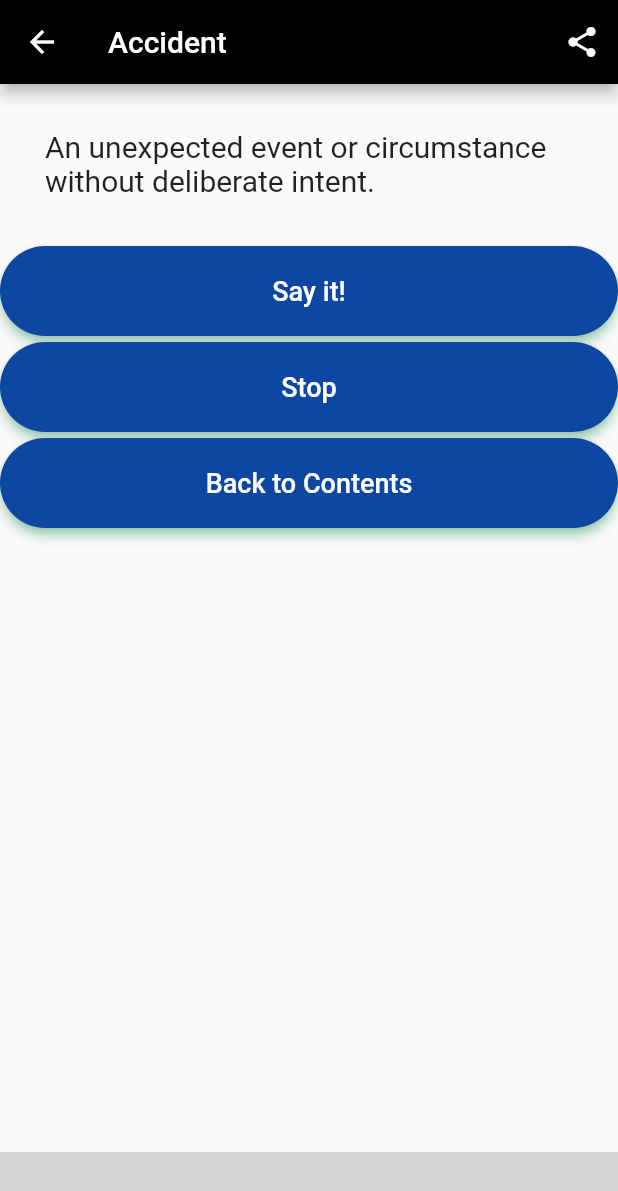
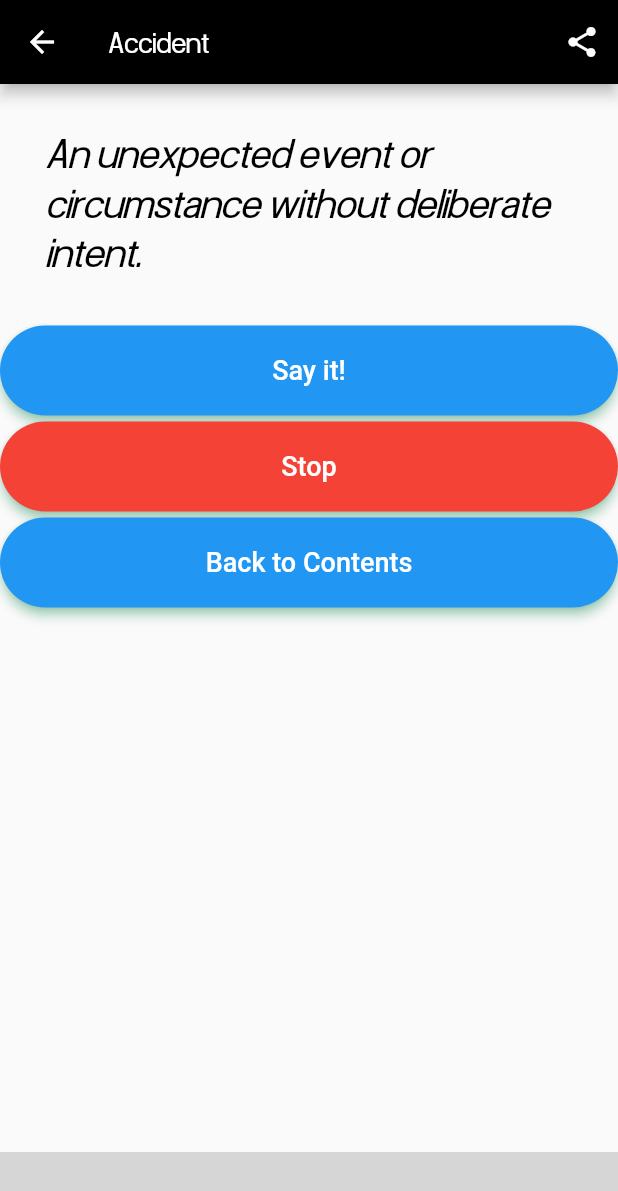
Before and after one commit to pedrosc1967/insurance_dictionary, a Flutter app: the screen it shows after launch, after a tap on "Accident", on a phone screen of 412 x 824 dp. Shown: the top 1191 px of the screen. Run offline on Flutter 3.47's test engine with Material 2 defaults, Android fonts, the phone set to English and light mode, and no system bars; our stand-ins replace easy_localization, firebase_analytics, firebase_core, flutter_tts, package_info, sentry and 3 more; missing offline and left inert: facebook_audience_network, onesignal_flutter, rate_my_app; accounts and stored records are empty; Roboto replaces fonts that are missing (Raleway); grey boxes are pictures that could not be loaded.

Commit message:
7-oct-2021: UI improvements with softer colors and Doboto fonts

```diff
--- a/lib/constants.dart
+++ b/lib/constants.dart
@@ -16,4 +16,5 @@ class Constants {
       'https://play.google.com/store/apps/details?id=com.aplanetbit.dictionary.insurance';
   static const String URLRateUSIOS =
       'https://apps.apple.com/us/app/dictionary-of-insurance/id1545741185?action=write-review';
+  static const double heigthPercentFontSize = 2.4;
 }
--- a/lib/destination.dart
+++ b/lib/destination.dart
@@ -4,6 +4,8 @@ import 'package:insurance_dictionary/tts_helper.dart';
 import 'facebook_code.dart';
 import 'package:share/share.dart';
 import 'package:easy_localization/easy_localization.dart';
+import 'package:insurance_dictionary/utils/responsive.dart';
+import 'package:insurance_dictionary/constants.dart';
 
 // ignore: must_be_immutable...
 class Destination extends StatefulWidget {
@@ -31,6 +33,7 @@ class DestinationState extends State<Destination> {
 
   @override
   Widget build(BuildContext context) {
+    final Responsive responsive = Responsive(context);
     return Scaffold(
       appBar: AppBar(
         title: Text(
@@ -60,7 +63,13 @@ class DestinationState extends State<Destination> {
               child: Text(
                 widget.definition,
                 textAlign: TextAlign.left,
-                style: TextStyle(fontSize: 20),
+                style: TextStyle(
+                  color: Colors.black,
+                  fontFamily: 'Doboto',
+                  fontStyle: FontStyle.italic,
+                  fontSize:
+                      responsive.hp(Constants.heigthPercentFontSize * 1.4),
+                ),
               ),
             ),
             Container(
@@ -70,16 +79,18 @@ class DestinationState extends State<Destination> {
               height: 60,
               child: ElevatedButton(
                 style: ElevatedButton.styleFrom(
-                  primary: Colors.blue[900],
+                  primary: Colors.blue[500],
                   onPrimary: Colors.white,
                   shadowColor: Colors.greenAccent,
                   elevation: 3,
                   shape: RoundedRectangleBorder(
                       borderRadius: BorderRadius.circular(32.0)),
-                  minimumSize: Size(double.infinity, 40), // full width
+                  minimumSize:
+                      Size(responsive.wp(100), 40), // full width ==> 100%
                 ),
                 onPressed: () {
-                  speak(widget.entry + '\n ' + widget.definition);
+                  speak(widget.entry);
+                  // speak(widget.definition);
                 },
                 child: Text(
                   'say_button'.tr(),
@@ -98,13 +109,14 @@ class DestinationState extends State<Destination> {
               height: 60,
               child: ElevatedButton(
                 style: ElevatedButton.styleFrom(
-                  primary: Colors.blue[900],
+                  primary: Colors.red[500],
                   onPrimary: Colors.white,
                   shadowColor: Colors.greenAccent,
                   elevation: 3,
                   shape: RoundedRectangleBorder(
                       borderRadius: BorderRadius.circular(32.0)),
-                  minimumSize: Size(double.infinity, 40), // full width
+                  minimumSize: Size(
+                      responsive.wp(100), 40), // full width ==> 100% of width
                 ),
                 onPressed: () {
                   stop();
@@ -126,7 +138,7 @@ class DestinationState extends State<Destination> {
               height: 60,
               child: ElevatedButton(
                 style: ElevatedButton.styleFrom(
-                  primary: Colors.blue[900],
+                  primary: Colors.blue[500],
                   onPrimary: Colors.white,
                   shadowColor: Colors.greenAccent,
                   elevation: 3,
--- a/lib/facebook_code.dart
+++ b/lib/facebook_code.dart
@@ -33,6 +33,7 @@ void showInterstitialAd() {
   }
 }
 
+// Banner for FR, Admob mediation...
 Widget bannerAd = SizedBox(width: 0, height: 0);
 
 void loadBannerAd() {
--- a/lib/listentries.dart
+++ b/lib/listentries.dart
@@ -1,7 +1,9 @@
 import 'dart:convert';
 import 'package:flutter/material.dart';
 import 'package:flutter/foundation.dart';
+import 'package:insurance_dictionary/constants.dart';
 import 'package:insurance_dictionary/globals.dart';
+import 'package:insurance_dictionary/utils/responsive.dart';
 import 'destination.dart';
 import 'package:insurance_dictionary/facebook_code.dart';
 import 'dart:io';
@@ -24,6 +26,7 @@ class ListEntriesState extends State<ListEntries> {
 
   @override
   Widget build(BuildContext context) {
+    final Responsive responsive = Responsive(context);
     return Scaffold(
       body: Container(
         child: Center(
@@ -39,17 +42,17 @@ class ListEntriesState extends State<ListEntries> {
                   return Container(
                     margin: EdgeInsets.symmetric(vertical: 2.0),
                     color: Colors.transparent,
-                    width: MediaQuery.of(context).size.width,
-                    height: 60,
+                    width: responsive.wp(100),
+                    height: responsive.hp(9),
                     child: ElevatedButton(
                       style: ElevatedButton.styleFrom(
-                        primary: Colors.blue[900],
+                        primary: Colors.blue[500],
                         onPrimary: Colors.white,
                         shadowColor: Colors.greenAccent,
                         elevation: 3,
                         shape: RoundedRectangleBorder(
                             borderRadius: BorderRadius.circular(32.0)),
-                        minimumSize: Size(double.infinity, 40), // full width
+                        minimumSize: Size(responsive.wp(100), 40), // full width
                       ),
                       onPressed: () {
                         if (numUses % cycle == 1) {
@@ -75,8 +78,10 @@ class ListEntriesState extends State<ListEntries> {
                         entrada['Entry'],
                         style: TextStyle(
                           color: Colors.white,
-                          fontFamily: 'Raleway',
-                          fontSize: 18.0,
+                          fontFamily: 'Doboto',
+                          fontStyle: FontStyle.italic,
+                          fontSize:
+                              responsive.hp(Constants.heigthPercentFontSize),
                         ),
                       ),
                     ),
--- a/lib/main.dart
+++ b/lib/main.dart
@@ -61,6 +61,7 @@ class MyApp extends StatelessWidget {
   @override
   Widget build(BuildContext context) {
     return MaterialApp(
+      theme: ThemeData(fontFamily: 'Doboto'),
       debugShowCheckedModeBanner: false,
       localizationsDelegates: context.localizationDelegates,
       supportedLocales: context.supportedLocales,
@@ -279,7 +280,6 @@ class HomePageState extends State<HomePage> with WidgetsBindingObserver {
                   subject: 'share_subject'.tr(),
                 );
               }
-              // do something
             },
           )
         ],
--- /dev/null
+++ b/lib/utils/responsive.dart
@@ -0,0 +1,22 @@
+import 'package:flutter/material.dart';
+import 'dart:math' as math;
+
+class Responsive {
+  double _width, _height, _diagonal;
+  double get width => _width;
+  double get height => _height;
+  double get diagonal => _diagonal;
+
+  static Responsive of(BuildContext context) => Responsive(context);
+
+  Responsive(BuildContext context) {
+    final Size size = MediaQuery.of(context).size;
+    this._width = size.width;
+    this._height = size.height;
+    this._diagonal = math.sqrt(math.pow(_width, 2) + math.pow(_height, 2));
+  }
+  // wp --> width percentage, hp --> heigth percentage, dp --> diagonal percentage
+  double wp(double percent) => _width * percent / 100;
+  double hp(double percent) => _height * percent / 100;
+  double dp(double percent) => _diagonal * percent / 100;
+}
```
Also changed, not shown: pubspec.yaml (+14 -11 lines), assets/fonts/ArapeyItalic.ttf (added), assets/fonts/ArapeyRegular.ttf (added), assets/fonts/Doboto.ttf (added), assets/fonts/DobotoBlack.ttf (added), assets/fonts/DobotoBlackItalic.ttf (added), assets/fonts/DobotoBold.ttf (added), assets/fonts/DobotoBoldItalic.ttf (added), assets/fonts/DobotoItalic.ttf (added), assets/fonts/DobotoLight.ttf (added), assets/fonts/DobotoLightItalic.ttf (added), assets/fonts/DobotoThin.ttf (added), assets/fonts/DobotoThinItalic.ttf (added).
